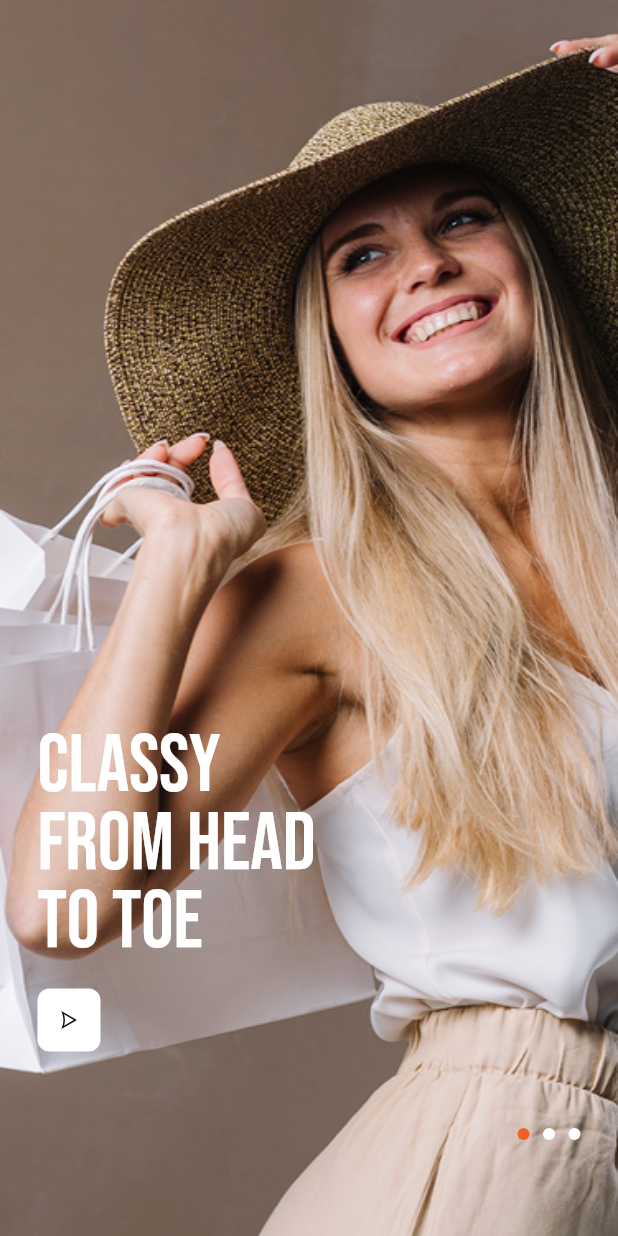
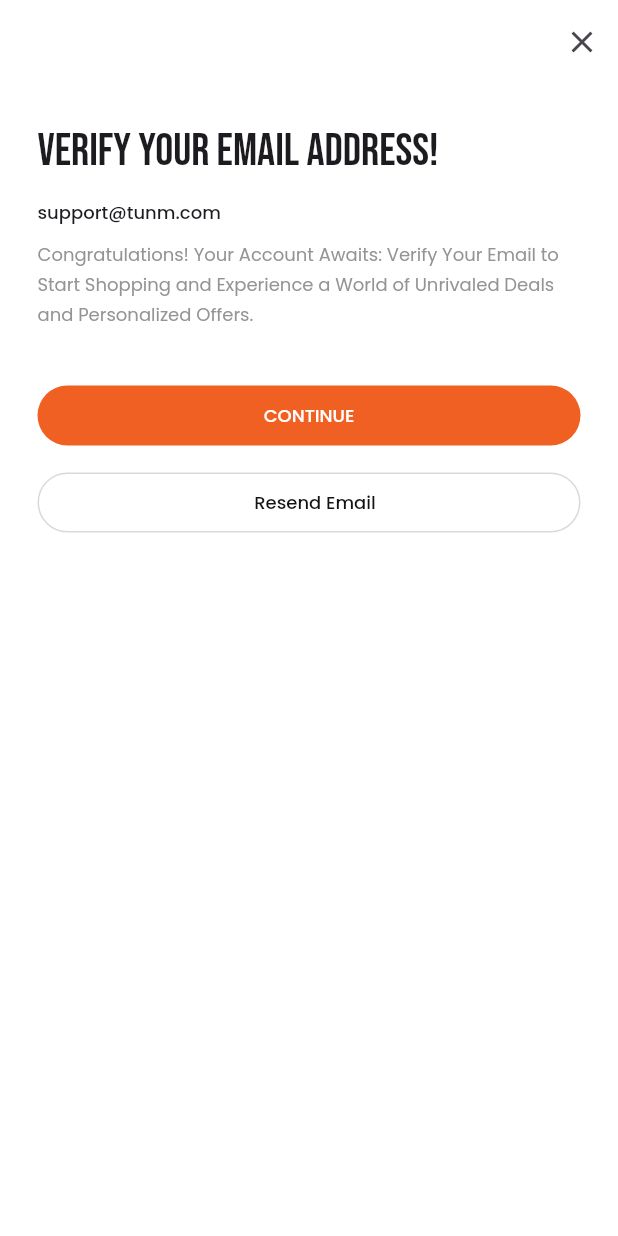
Before and after one commit to ntupro/Shopping-App, a Flutter app: the screen it shows after launch, on a phone screen of 412 x 824 dp. Run offline on Flutter 3.47's test engine with Material 3 defaults, Android fonts, the phone set to English and light mode, and no system bars; drawn by our look-alikes of smooth_page_indicator; our stand-ins replace flutter_svg, get, iconsax_flutter, logger.

```diff
--- /dev/null
+++ b/lib/features/auth/screens/signup/verify_email.dart
@@ -0,0 +1,91 @@
+import 'package:flutter/material.dart';
+import 'package:get/get.dart';
+import 'package:todo_app/common/success_screen/success_screen.dart';
+import 'package:todo_app/features/auth/screens/login/login.dart';
+import 'package:todo_app/features/auth/screens/login/widgets/login_header.dart';
+import 'package:todo_app/utils/constants/text_strings.dart';
+import 'package:todo_app/utils/constants/text_style.dart';
+
+class VerifyEmail extends StatelessWidget {
+  const VerifyEmail({super.key});
+
+  @override
+  Widget build(BuildContext context) {
+    return Scaffold(
+      appBar: AppBar(
+        backgroundColor: Colors.transparent,
+        actions: [
+          IconButton(
+            onPressed: () => Get.offAll(() => LoginScreen()),
+            icon: const Icon(Icons.clear),
+          ),
+        ],
+      ),
+      body: SingleChildScrollView(
+        child: Padding(
+          padding: const EdgeInsets.symmetric(horizontal: 25),
+          child: Column(
+            crossAxisAlignment: CrossAxisAlignment.start,
+            children: [
+              const SizedBox(height: 24),
+              Text(
+                TTexts.confirmEmailTitle,
+                style: TTextStyles.headlineRegular30.copyWith(
+                  color: Theme.of(context).textTheme.bodyMedium!.color,
+                ),
+              ),
+
+              /// CONFIRM EMAIL
+              const SizedBox(height: 10),
+              Text(
+                TTexts.confirmEmail,
+                style: TTextStyles.labelMedium12.copyWith(
+                  color: Theme.of(context).textTheme.bodyMedium!.color,
+                ),
+              ),
+
+              const SizedBox(height: 10),
+              Text(
+                TTexts.confirmEmailSubtitle,
+                style: TTextStyles.paragraphRegular12.copyWith(
+                  color:
+                      Theme.of(context).inputDecorationTheme.labelStyle!.color,
+                ),
+              ),
+
+              const SizedBox(height: 33),
+
+              /// Continue & Resend Email
+              SizedBox(
+                width: double.infinity,
+                child: FilledButton(
+                  onPressed:
+                      () => Get.to(
+                        () => SuccessScreen(
+                          title: TTexts.yourAccountCreatedTitle,
+                          subTitle: TTexts.yourAccountCreatedSubTitle,
+                          onPressed: () => Get.to(() => LoginScreen()),
+                        ),
+                      ),
+                  child: Text(TTexts.tContinue.toUpperCase()),
+                ),
+              ),
+              const SizedBox(height: 10),
+
+              SizedBox(
+                width: double.infinity,
+                child: OutlinedButton(
+                  onPressed: () {},
+                  child: Row(
+                    mainAxisAlignment: MainAxisAlignment.center,
+                    children: [SizedBox(width: 8), Text(TTexts.resendEmail)],
+                  ),
+                ),
+              ),
+            ],
+          ),
+        ),
+      ),
+    );
+  }
+}
--- a/lib/main.dart
+++ b/lib/main.dart
@@ -1,6 +1,6 @@
 import 'package:flutter/material.dart';
 import 'package:get/get.dart';
-import 'package:todo_app/features/auth/screens/onboarding/on_boarding.dart';
+import 'package:todo_app/features/auth/screens/signup/verify_email.dart';
 import 'package:todo_app/utils/theme/theme.dart';
 
 void main() {
@@ -16,7 +16,7 @@ class App extends StatelessWidget {
       themeMode: ThemeMode.system,
       theme: TAppTheme.lightTheme,
       darkTheme: TAppTheme.dartTheme,
-      home: OnBoardingScreen(),
+      home: VerifyEmail(),
     );
   }
 }
--- a/lib/utils/constants/text_strings.dart
+++ b/lib/utils/constants/text_strings.dart
@@ -34,6 +34,19 @@ class TTexts {
   static const String signInWithFacebook = "Sign In With Facebook";
   static const String register = "Register";
   static const String noAccount = "Don't have an account?";
+  static const String createYourAccount = "Create your account ";
+  static const String firstName = "First name";
+  static const String lastName = "Last name";
+  static const String phoneNumber = "Phone Number";
+  static const String confirmPassword = "Confirm Password";
+
+  // Verification
+  static const String confirmEmailTitle = "Verify your email address!";
+  static const String confirmEmail = "support@tunm.com";
+  static const String confirmEmailSubtitle =
+      "Congratulations! Your Account Awaits: Verify Your Email to Start Shopping and Experience a World of Unrivaled Deals and Personalized Offers.";
+  static const String tContinue = "Continue";
+  static const String resendEmail = "Resend Email";
 
   // static const String firstName = "First Name";
   // static const String lastName = "Last Name";
@@ -67,10 +80,6 @@ class TTexts {
   static const String changeYourPasswordTitle = "Password Reset Email Sent";
   static const String changeYourPasswordSubTitle =
       "Your Account Security is Our Priority! We've Sent You a Secure Link to Safely Change Your Password and Keep Your Account Protected.";
-  static const String confirmEmailTitle = "Verify your email address!";
-  static const String confirmEmail = "hmdy7486@gmail.com";
-  static const String confirmEmailSubTitle =
-      "Congratulations! Your Account Awaits: Verify Your Email to Start Shopping and Experience a World of Unrivaled Deals and Personalized Offers.";
   static const String emailNotReceivedMessage =
       "Didn’t get the email? Check your junk/spam or resend it.";
   static const String yourAccountCreatedTitle =
--- a/lib/utils/constants/text_style.dart
+++ b/lib/utils/constants/text_style.dart
@@ -32,4 +32,45 @@ class TTextStyles {
     letterSpacing: 0.0,
     fontWeight: FontWeight.w500, // Medium
   );
+
+  /// PARAGRAPH
+  static const TextStyle paragraphRegular12 = TextStyle(
+    fontFamily: 'Poppins',
+    fontSize: 12.0,
+    letterSpacing: 0.0,
+    height: 20.0 / 12.0,
+  );
+
+  static const TextStyle paragraphRegular10 = TextStyle(
+    fontFamily: 'Poppins',
+    fontSize: 10.0,
+    letterSpacing: 0.0,
+    height: 16.0 / 10.0,
+  );
+
+  /// HEADLINE STYLE
+  static const TextStyle headlineRegular54 = TextStyle(
+    fontFamily: 'BebasNeue',
+    fontSize: 54.0,
+    letterSpacing: 0.0,
+    height: 52.0 / 54.0,
+  );
+
+  static const TextStyle headlineRegular40 = TextStyle(
+    fontFamily: 'BebasNeue',
+    fontSize: 40.0,
+    letterSpacing: 0.0,
+  );
+
+  static const TextStyle headlineRegular30 = TextStyle(
+    fontFamily: 'BebasNeue',
+    fontSize: 30.0,
+    letterSpacing: 0.0,
+  );
+
+  static const TextStyle headlineRegular20 = TextStyle(
+    fontFamily: 'BebasNeue',
+    fontSize: 20.0,
+    letterSpacing: 0.0,
+  );
 }
```
Also changed, not shown: lib/common/success_screen/success_screen.dart (added, +72 -0 lines), lib/features/auth/screens/signup/signup.dart (added, +172 -0 lines).
